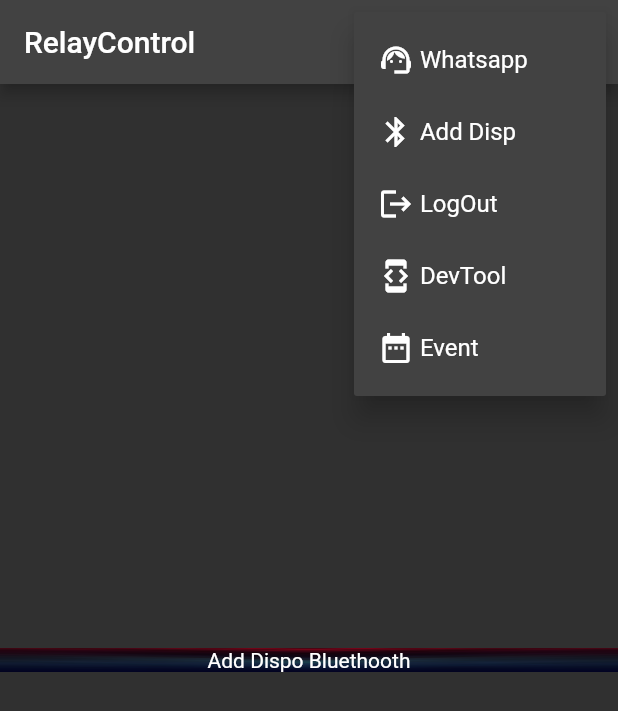
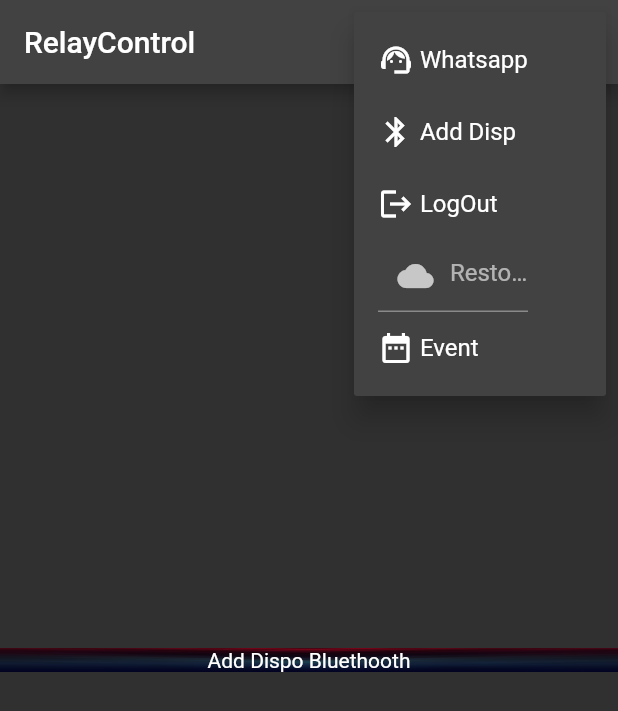
Before and after one commit to Alejandro-diego/controlrele, a Flutter app: the screen it shows once a user with an empty profile is signed in, after a tap on the "more vert" icon, on a phone screen of 412 x 824 dp. Shown: the top 711 px of the screen. Run offline on Flutter 3.47's test engine with Material 2 defaults, Android fonts, the phone set to English and light mode, and no system bars; our stand-ins replace firebase_auth, firebase_core, firebase_database, flutter_blue, google_fonts, shared_preferences; missing offline and left inert: flutter_exit_app, restart_app; accounts and stored records are empty.

Commit message:
frst commit

```diff
--- a/lib/home/home_page.dart
+++ b/lib/home/home_page.dart
@@ -1,3 +1,4 @@
+import 'package:controlrele/write/write.dart';
 import 'package:firebase_auth/firebase_auth.dart';
 import 'package:firebase_database/firebase_database.dart';
 import 'package:flutter/cupertino.dart';
@@ -23,6 +24,7 @@ class _HomePageState extends State<HomePage> {
   final _db = FirebaseDatabase.instance.ref();
   final _formKey = GlobalKey<FormState>();
   final _nameController = TextEditingController();
+  final _disp = TextEditingController();
   //var list = List<int>.generate(30, (i) => 0 + i);
   var list = [0xf4B6, 0xf785, 0xf6cb];
   @override
@@ -34,10 +36,10 @@ class _HomePageState extends State<HomePage> {
           PopupMenuButton<int>(
             onSelected: (item) => onSelected(context, item),
             itemBuilder: (context) => [
-              PopupMenuItem(
+              const PopupMenuItem(
                 value: 0,
                 child: Row(
-                  children: const [
+                  children: [
                     Icon(
                       Icons.support_agent,
                     ),
@@ -45,10 +47,10 @@ class _HomePageState extends State<HomePage> {
                   ],
                 ),
               ),
-              PopupMenuItem(
+              const PopupMenuItem(
                 value: 1,
                 child: Row(
-                  children: const [
+                  children: [
                     Icon(
                       Icons.bluetooth,
                     ),
@@ -56,11 +58,10 @@ class _HomePageState extends State<HomePage> {
                   ],
                 ),
               ),
-
-              PopupMenuItem(
+              const PopupMenuItem(
                 value: 2,
                 child: Row(
-                  children: const [
+                  children: [
                     Icon(
                       Icons.logout,
                     ),
@@ -71,19 +72,29 @@ class _HomePageState extends State<HomePage> {
               PopupMenuItem(
                 value: 3,
                 child: Row(
-                  children: const [
-                    Icon(
-                      Icons.developer_mode,
-                    ),
-                    Text(" DevTool")
+                  children: [
+                    SizedBox(
+                      width: 100,
+                      child: TextField(
+                          controller: _disp,
+                          keyboardType: TextInputType.number,
+                          decoration: const InputDecoration(
+                            hintText: 'Restore',
+                            prefixIcon: Padding(
+                              padding: EdgeInsetsDirectional.only(start: 2),
+                              child: Icon(
+                                Icons.cloud,
+                              ),
+                            ),
+                          )),
+                    )
                   ],
                 ),
               ),
-
-                 PopupMenuItem(
+              const PopupMenuItem(
                 value: 4,
                 child: Row(
-                  children: const [
+                  children: [
                     Icon(
                       Icons.date_range,
                     ),
@@ -126,9 +137,8 @@ class _HomePageState extends State<HomePage> {
                                           .child(
                                               'data${data.datosProvider!.dsp}')
                                           .child("Relay1")
-                                          .update({
-                                        'relay1': !data.relay1!.relay1
-                                      });
+                                          .update(
+                                              {'relay1': !data.relay1!.relay1});
                                     },
                                     onLongPress: () {
                                       HapticFeedback.mediumImpact();
@@ -153,6 +163,7 @@ class _HomePageState extends State<HomePage> {
                                     MainAxisAlignment.spaceAround,
                                 children: [
                                   NeuButton(
+                                    eventStatus:data.relay2!.event ,
                                     isEnable: data.relay2!.isEnable,
                                     onLongPress: () {
                                       HapticFeedback.mediumImpact();
@@ -170,9 +181,8 @@ class _HomePageState extends State<HomePage> {
                                           .child(
                                               'data${data.datosProvider!.dsp}')
                                           .child("Relay2")
-                                          .update({
-                                        'relay2': !data.relay2!.relay2
-                                      });
+                                          .update(
+                                              {'relay2': !data.relay2!.relay2});
                                     },
                                     cupertinoIcon: IconData(
                                         data.relay2!.dataIcon,
@@ -204,9 +214,8 @@ class _HomePageState extends State<HomePage> {
                                           .child(
                                               'data${data.datosProvider!.dsp}')
                                           .child("Relay3")
-                                          .update({
-                                        'relay3': !data.relay3!.relay3
-                                      });
+                                          .update(
+                                              {'relay3': !data.relay3!.relay3});
                                     },
                                     cupertinoIcon: IconData(
                                         data.relay3!.dataIcon,
@@ -238,9 +247,8 @@ class _HomePageState extends State<HomePage> {
                                           .child(
                                               'data${data.datosProvider!.dsp}')
                                           .child("Relay4")
-                                          .update({
-                                        'relay4': !data.relay4!.relay4
-                                      });
+                                          .update(
+                                              {'relay4': !data.relay4!.relay4});
                                     },
                                     cupertinoIcon: IconData(
                                         data.relay4!.dataIcon,
@@ -312,13 +320,15 @@ class _HomePageState extends State<HomePage> {
         break;
       case 3:
         SharedPreferences preference = await SharedPreferences.getInstance();
-        preference.setString("disp", "1089");
+        preference.setString("disp", _disp.text);
+        Write().restoreDB(_disp.text);
+
         // Timer.periodic(const Duration(seconds: 6), (timer) {
         //   Restart.restartApp();
         // });
         break;
       case 4:
-       Navigator.of(context).push(_goToEvent());
+        Navigator.of(context).push(_goToEvent());
         break;
     }
   }
@@ -457,6 +467,8 @@ class _HomePageState extends State<HomePage> {
       },
     );
   }
+
+  restoreRTDB() {}
 }
 
 Route _goToBle() {
@@ -478,10 +490,10 @@ Route _goToBle() {
     },
   );
 }
+
 Route _goToEvent() {
   return PageRouteBuilder(
-    pageBuilder: (context, animation, secondaryAnimation) =>
-        const EventHome(),
+    pageBuilder: (context, animation, secondaryAnimation) => const EventHome(),
     transitionsBuilder: (context, animation, secondaryAnimation, child) {
       const begin = Offset(0.0, 1.0);
       const end = Offset.zero;
--- a/lib/log/login_page.dart
+++ b/lib/log/login_page.dart
@@ -179,14 +179,14 @@ class _LoginPageState extends State<LoginPage> {
         password: senha.text.trim(),
       );
     } on FirebaseAuthException catch (e) {
-      print(e.code);
+
       if (e.code == 'user-not-found') {
         error = "E-mail não registrado";
         if (tentativasEmail++ > 2) {
           _changeOpacityEmail();
           buttonNeedAcountIsEnable = true;
         }
-        print(tentativasEmail);
+
       } else if (e.code == 'wrong-password') {
         error = "Senha invalida";
 
--- a/lib/main.dart
+++ b/lib/main.dart
@@ -4,7 +4,6 @@ import 'package:firebase_core/firebase_core.dart';
 import 'package:flutter/cupertino.dart';
 import 'package:flutter/material.dart';
 import 'package:provider/provider.dart';
-
 import 'log/login_page.dart';
 import 'home/home_page.dart';
 
--- a/lib/model/data_relay4.dart
+++ b/lib/model/data_relay4.dart
@@ -1,4 +1,3 @@
-import 'package:controlrele/utils.dart';
 
 class Relay4 {
   bool allDay;
--- a/lib/model/providerdata.dart
+++ b/lib/model/providerdata.dart
@@ -4,7 +4,6 @@ import 'package:controlrele/model/data_relay1.dart';
 import 'package:firebase_database/firebase_database.dart';
 import 'package:flutter/foundation.dart';
 import 'package:shared_preferences/shared_preferences.dart';
-
 import 'data_relay2.dart';
 import 'data_relay3.dart';
 import 'data_relay4.dart';
@@ -81,7 +80,7 @@ class ProviderRTDB extends ChangeNotifier {
         notifyListeners();
       });
     } else {
-      print("base de datos podre");
+
     }
   }
 
```
Also changed, not shown: lib/home/event_home.dart (+4 -9 lines), lib/home/screen_relay_evet/relay1evet.dart (+10 -5 lines), lib/home/screen_relay_evet/relay2evet.dart (+8 -5 lines), lib/home/screen_relay_evet/relay3evet.dart (+8 -5 lines), lib/home/screen_relay_evet/relay4evet.dart (+10 -7 lines), lib/log/sing_up.dart (+6 -8 lines), lib/write/write.dart (added, +68 -0 lines), pubspec.lock, 1 other file.
